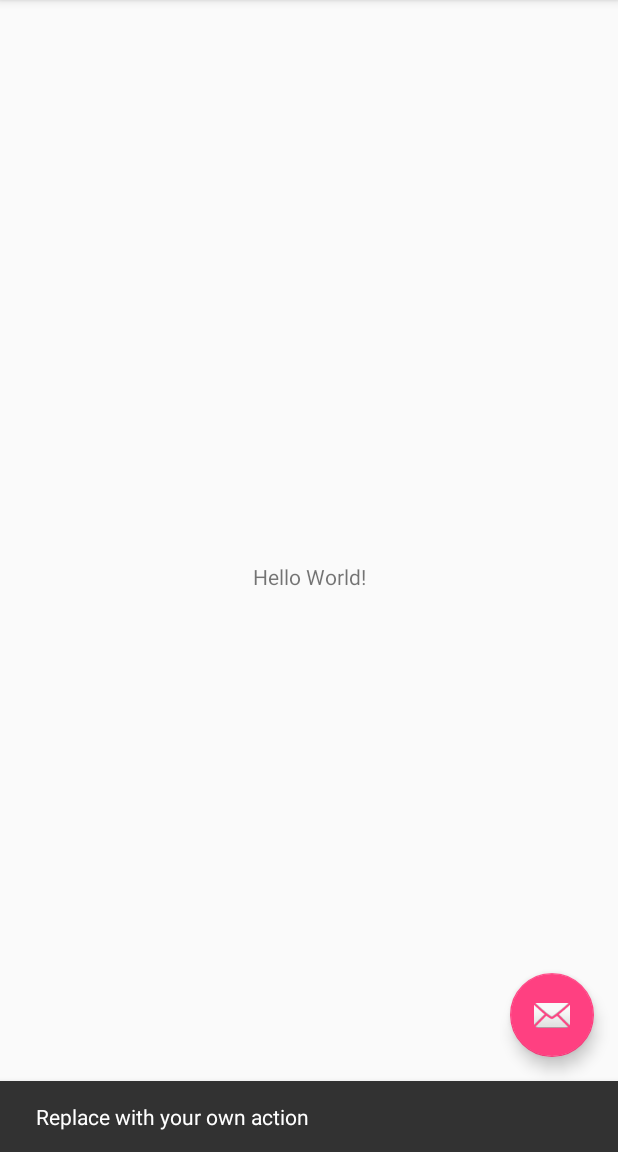
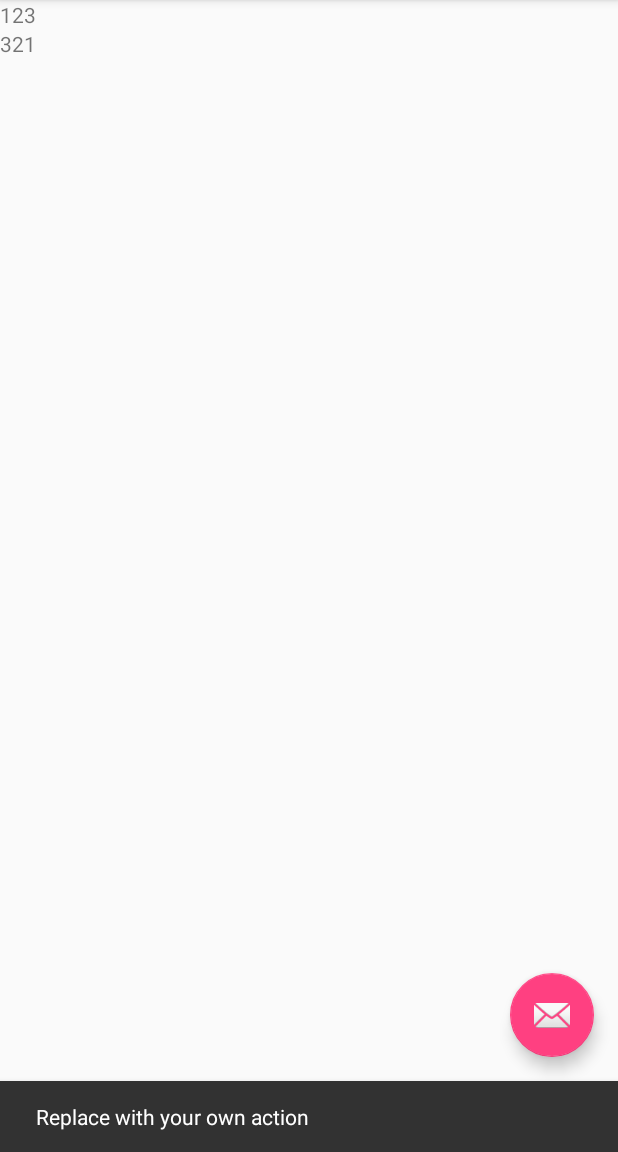
Before and after one commit to Chiliec/photos-android, an Android app: the screen it shows after launch (MainActivity), after a tap on an icon or button, on a phone screen of 412 x 824 dp, the part 84-1236 px from its top. Run offline under Robolectric (Android 15) with nearby library versions, the phone set to English and light mode, and no system bars.

Commit message:
Add RecyclerView with TextView item

```diff
--- a/app/src/main/java/info/babin/photos/MainActivityFragment.kt
+++ b/app/src/main/java/info/babin/photos/MainActivityFragment.kt
@@ -2,17 +2,25 @@ package info.babin.photos
 
 import android.support.v4.app.Fragment
 import android.os.Bundle
+import android.support.v7.widget.LinearLayoutManager
+import android.support.v7.widget.RecyclerView
 import android.view.LayoutInflater
 import android.view.View
 import android.view.ViewGroup
 
-/**
- * A placeholder fragment containing a simple view.
- */
 class MainActivityFragment : Fragment() {
 
     override fun onCreateView(inflater: LayoutInflater, container: ViewGroup?,
                               savedInstanceState: Bundle?): View? {
-        return inflater.inflate(R.layout.fragment_main, container, false)
+        val fragment = inflater.inflate(R.layout.fragment_main, container, false)
+
+        val recyclerView = fragment.findViewById<RecyclerView>(R.id.recyclerView)
+        recyclerView.setHasFixedSize(true)
+        val layoutManager = LinearLayoutManager(this.context)
+        recyclerView.layoutManager = layoutManager
+        val adapter = PhotosAdapter(arrayOf("123", "321"))
+        recyclerView.adapter = adapter
+
+        return fragment
     }
 }
--- /dev/null
+++ b/app/src/main/java/info/babin/photos/PhotosAdapter.kt
@@ -0,0 +1,29 @@
+package info.babin.photos
+
+import android.support.v7.widget.RecyclerView
+import android.view.LayoutInflater
+import android.view.View
+import android.view.ViewGroup
+import android.widget.TextView
+
+class PhotosAdapter(private val photos: Array<String>) : RecyclerView.Adapter<PhotosAdapter.ViewHolder>() {
+
+    class ViewHolder(v: View) : RecyclerView.ViewHolder(v) {
+        val textView: TextView = v.findViewById(R.id.photoItemTextView) as TextView
+    }
+
+    override fun onCreateViewHolder(parent: ViewGroup,
+                                    viewType: Int): PhotosAdapter.ViewHolder {
+        val v = LayoutInflater.from(parent.context)
+                .inflate(R.layout.photo_item, parent, false)
+        return ViewHolder(v)
+    }
+
+    override fun onBindViewHolder(holder: ViewHolder, position: Int) {
+        holder.textView.text = photos[position]
+    }
+
+    override fun getItemCount(): Int {
+        return photos.size
+    }
+}
--- a/app/src/main/res/layout/fragment_main.xml
+++ b/app/src/main/res/layout/fragment_main.xml
@@ -7,13 +7,12 @@
     tools:context=".MainActivityFragment"
     tools:showIn="@layout/activity_main">
 
-    <TextView
-        android:layout_width="wrap_content"
-        android:layout_height="wrap_content"
-        android:text="Hello World!"
+    <android.support.v7.widget.RecyclerView
+        android:id="@+id/recyclerView"
+        android:layout_width="0dp"
+        android:layout_height="0dp"
         app:layout_constraintBottom_toBottomOf="parent"
-        app:layout_constraintLeft_toLeftOf="parent"
-        app:layout_constraintRight_toRightOf="parent"
+        app:layout_constraintEnd_toEndOf="parent"
+        app:layout_constraintStart_toStartOf="parent"
         app:layout_constraintTop_toTopOf="parent" />
-
 </android.support.constraint.ConstraintLayout>
--- /dev/null
+++ b/app/src/main/res/layout/photo_item.xml
@@ -0,0 +1,16 @@
+<?xml version="1.0" encoding="utf-8"?>
+<android.support.constraint.ConstraintLayout
+    xmlns:android="http://schemas.android.com/apk/res/android"
+    xmlns:tools="http://schemas.android.com/tools"
+    android:id="@+id/photo_item"
+    android:layout_width="wrap_content"
+    android:layout_height="wrap_content">
+
+    <TextView
+        android:id="@+id/photoItemTextView"
+        android:layout_width="wrap_content"
+        android:layout_height="wrap_content"
+        android:text="TextView"
+        tools:layout_editor_absoluteX="162dp"
+        tools:layout_editor_absoluteY="245dp" />
+</android.support.constraint.ConstraintLayout>
```
